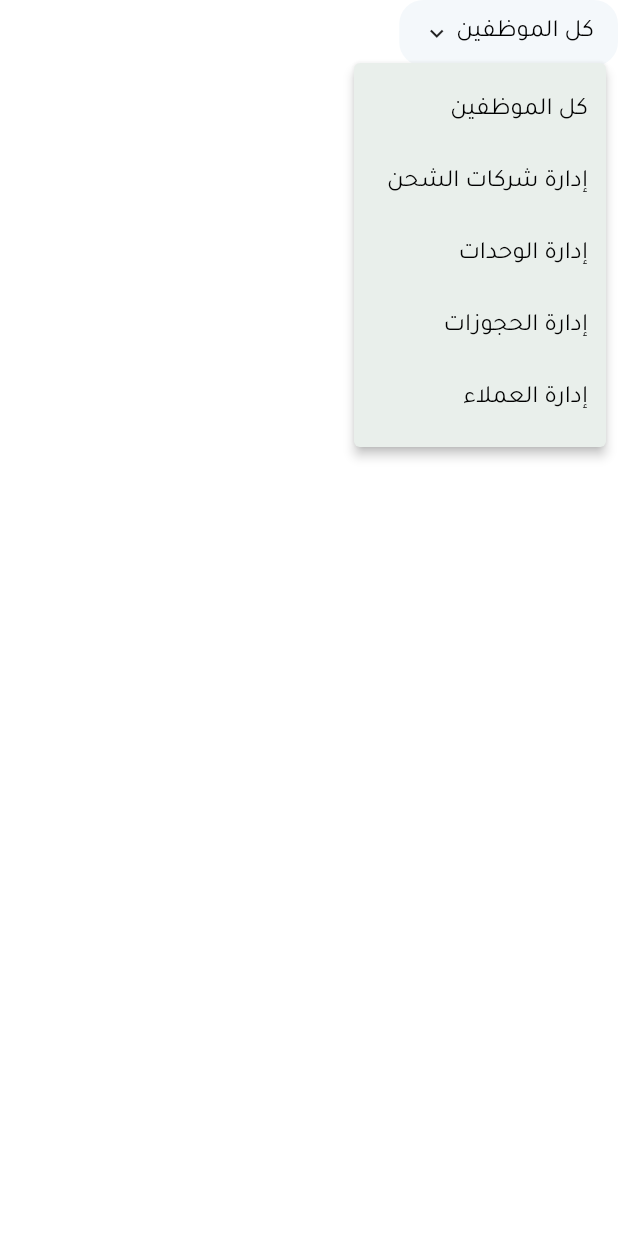
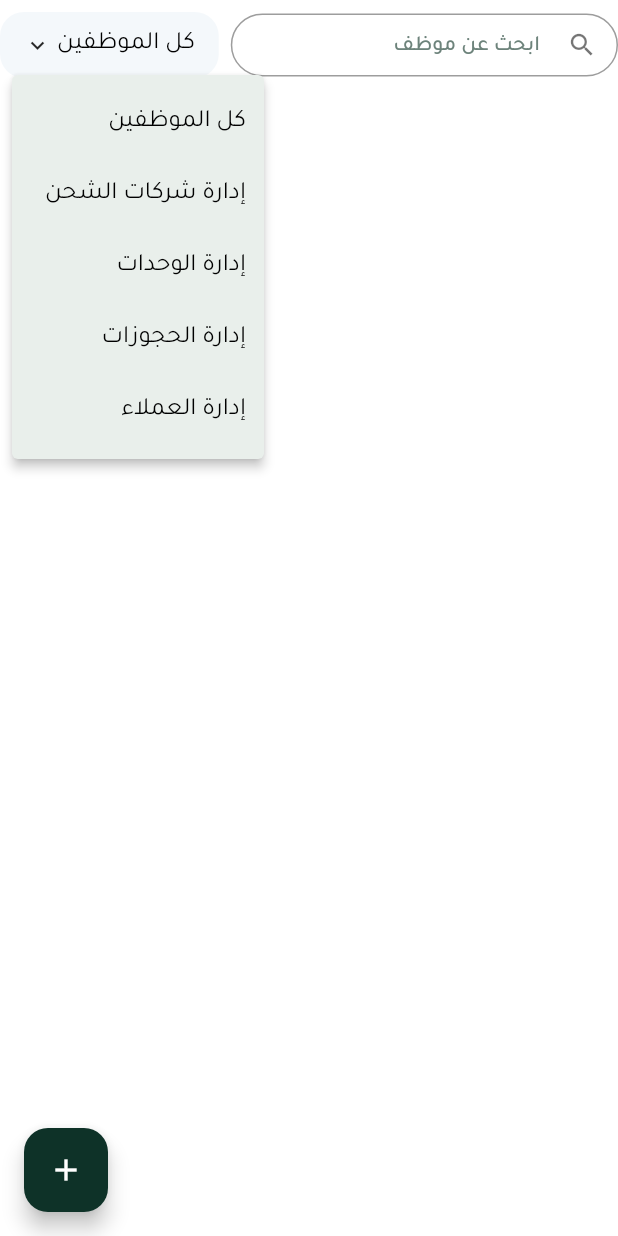
Before and after one commit to Mahmoud-Adel-Ali/Lockers_Admin_Dashboard, a Flutter app: the EmployeesView screen opened directly, after a tap on "كل الموظفين", on a phone screen of 412 x 824 dp. Run offline on Flutter 3.47's test engine with Material 3 defaults, Android fonts, the phone set to English and light mode, and no system bars; our stand-ins replace awesome_dialog, flutter_svg, lottie, modal_progress_hud_nsn, percent_indicator, pinput; missing offline and left inert: bitsdojo_window.

Commit message:
Employees view header ui done

```diff
--- a/lib/features/employees/presentation/views/employees_view.dart
+++ b/lib/features/employees/presentation/views/employees_view.dart
@@ -1,21 +1,29 @@
 import 'package:flutter/material.dart';
 
-import 'widgets/employees_selector_field.dart';
+import '../../../../core/utils/app_colors.dart';
+import '../../../../core/utils/size_config.dart';
+import 'widgets/employees_view_header.dart';
 
 class EmployeesView extends StatelessWidget {
   const EmployeesView({super.key});
 
   @override
   Widget build(BuildContext context) {
+    SizeConfig.init(context);
+    bool isMobile = SizeConfig.isMobile();
     return Scaffold(
+      floatingActionButton: !isMobile
+          ? null
+          : FloatingActionButton(
+              backgroundColor: AppColors.main,
+              onPressed: () {},
+              child: const Icon(Icons.add, color: Colors.white),
+            ),
       body: Column(
         children: [
-          Row(
-            children: [
-              SizedBox(child: EmployeesSelectorField()),
-              //
-            ],
-          ),
+          const SizedBox(height: 8),
+          EmployeesViewHeader(),
+          const SizedBox(height: 8),
         ],
       ),
     );
--- /dev/null
+++ b/lib/features/employees/presentation/views/widgets/employees_view_header.dart
@@ -0,0 +1,25 @@
+import 'package:flutter/material.dart';
+
+import '../../../../../core/utils/size_config.dart';
+import '../../../../../core/widgets/custom_search_field.dart';
+import 'add_employee_button.dart';
+import 'employees_selector_field.dart';
+
+class EmployeesViewHeader extends StatelessWidget {
+  const EmployeesViewHeader({super.key});
+
+  @override
+  Widget build(BuildContext context) {
+    SizeConfig.init(context);
+    bool isMobile = SizeConfig.isMobile();
+    return Row(
+      spacing: 8,
+      children: [
+        Expanded(child: CustomSearchField(hintText: 'ابحث عن موظف')),
+        if (!isMobile) const Spacer(),
+        EmployeesSelectorField(),
+        if (!isMobile) AddEmployeeButton(),
+      ],
+    );
+  }
+}
```
Also changed, not shown: lib/features/employees/presentation/views/widgets/add_employee_button.dart (added, +19 -0 lines).
